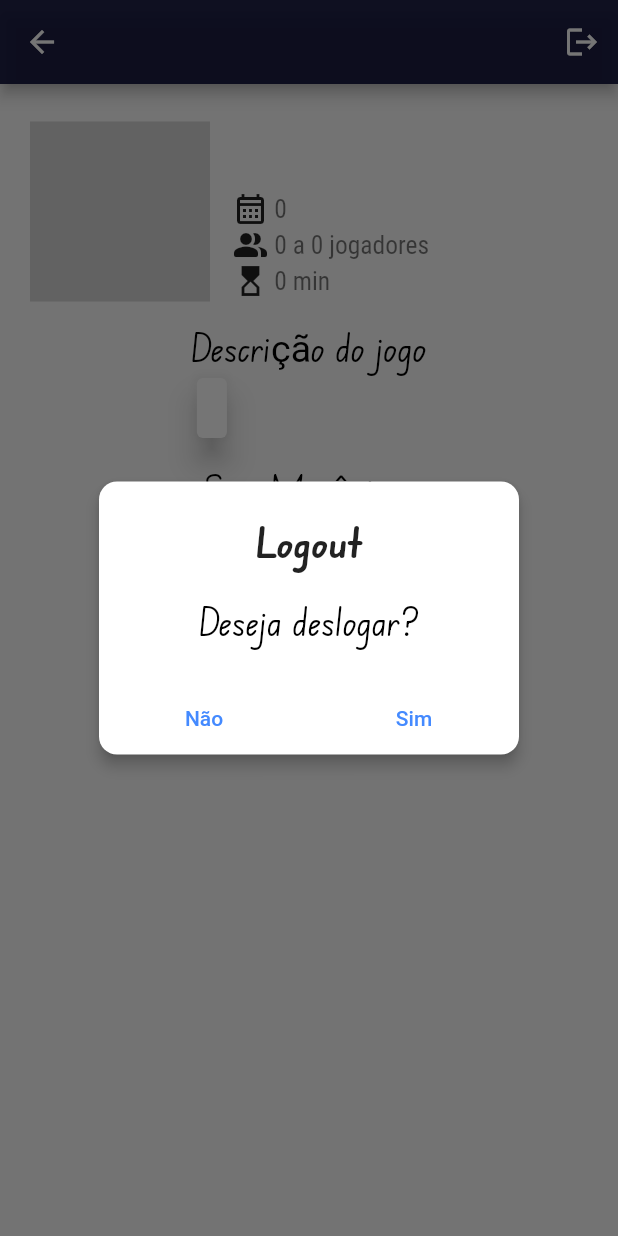
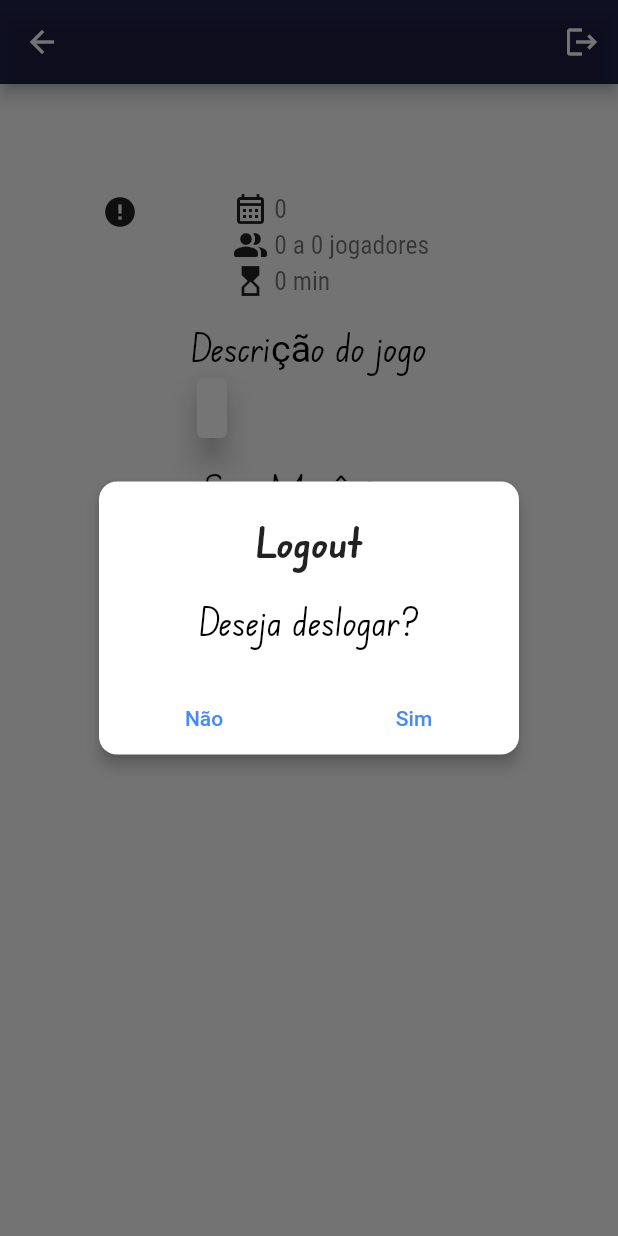
Before and after one commit to Wendel-Fl/games, a Flutter app: the GameDetailPage screen opened directly with empty values, after a tap on the "logout" icon, on a phone screen of 412 x 824 dp. Run offline on Flutter 3.47's test engine with Material 2 defaults, Android fonts, the phone set to English and light mode, and no system bars; drawn by our look-alikes of cached_network_image; our stand-ins replace shared_preferences; accounts and stored records are empty; network calls fail; project files that could hold a hidden picture were left out.

```diff
--- a/lib/features/game/page/game_detail_page.dart
+++ b/lib/features/game/page/game_detail_page.dart
@@ -1,6 +1,7 @@
+import 'package:cached_network_image/cached_network_image.dart';
 import 'package:flutter/material.dart';
-import 'package:image_network/image_network.dart';
-import 'package:games/features/auth/components/logout_button.dart';
+
+import '../../auth/components/logout_button.dart';
 import '../model/game.dart';
 
 class GameDetailPage extends StatefulWidget {
@@ -63,22 +64,16 @@ class _GameDetailPageState extends State<GameDetailPage> {
                   children: [
                     Padding(
                       padding: const EdgeInsets.only(right: 15.0),
-                      child: ImageNetwork(
-                        image: game.urlCapa,
+                      child: CachedNetworkImage(
+                        imageUrl: game.urlCapa,
+                        width: 120,
                         height: 120,
-                        width: 120,
-                        onPointer: true,
-                        debugPrint: false,
-                        fullScreen: false,
-                        fitAndroidIos: BoxFit.cover,
-                        fitWeb: BoxFitWeb.cover,
-                        onLoading: const CircularProgressIndicator(
-                          color: Colors.indigoAccent,
-                        ),
-                        onError: const Icon(
-                          Icons.error,
-                          color: Colors.red,
-                        ),
+                        progressIndicatorBuilder:
+                            (context, url, downloadProgress) =>
+                                CircularProgressIndicator(
+                                    value: downloadProgress.progress),
+                        errorWidget: (context, url, error) =>
+                            const Icon(Icons.error),
                       ),
                     ),
                     Expanded(
```
Also changed, not shown: lib/features/game/components/game_item.dart (+7 -13 lines).
